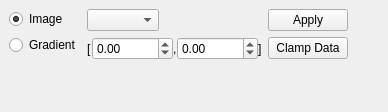
Qt form docks/normdock.ui (gerbilvis/gerbil) before a commit.
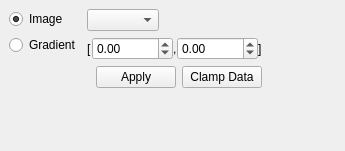
The same form after that commit. Icons and pictures are not drawn.

What changed in the file:
```diff
--- a/docks/normdock.ui
+++ b/docks/normdock.ui
@@ -6,8 +6,8 @@
    <rect>
     <x>0</x>
     <y>0</y>
-    <width>388</width>
-    <height>112</height>
+    <width>345</width>
+    <height>151</height>
    </rect>
   </property>
   <property name="windowTitle">
@@ -58,19 +58,6 @@
       </item>
      </layout>
     </item>
-    <item row="2" column="4">
-     <spacer name="horizontalSpacer_9">
-      <property name="orientation">
-       <enum>Qt::Horizontal</enum>
-      </property>
-      <property name="sizeHint" stdset="0">
-       <size>
-        <width>293</width>
-        <height>20</height>
-       </size>
-      </property>
-     </spacer>
-    </item>
     <item row="1" column="3" rowspan="2">
      <layout class="QGridLayout" name="gridLayout_2">
       <item row="0" column="2">
@@ -100,29 +87,6 @@
         </item>
        </layout>
       </item>
-      <item row="1" column="3">
-       <widget class="QPushButton" name="normClampButton">
-        <property name="enabled">
-         <bool>true</bool>
-        </property>
-        <property name="toolTip">
-         <string>enforce given range</string>
-        </property>
-        <property name="text">
-         <string>Clamp Data</string>
-        </property>
-       </widget>
-      </item>
-      <item row="0" column="3">
-       <widget class="QPushButton" name="normApplyButton">
-        <property name="toolTip">
-         <string>use given range for display</string>
-        </property>
-        <property name="text">
-         <string>Apply</string>
-        </property>
-       </widget>
-      </item>
       <item row="1" column="4">
        <spacer name="horizontalSpacer_7">
         <property name="orientation">
@@ -190,7 +154,7 @@
         </item>
        </layout>
       </item>
-      <item row="2" column="2">
+      <item row="8" column="2">
        <spacer name="verticalSpacer_3">
         <property name="orientation">
          <enum>Qt::Vertical</enum>
@@ -203,6 +167,49 @@
         </property>
        </spacer>
       </item>
+      <item row="4" column="2">
+       <layout class="QHBoxLayout" name="horizontalLayout">
+        <item>
+         <spacer name="horizontalSpacer">
+          <property name="orientation">
+           <enum>Qt::Horizontal</enum>
+          </property>
+          <property name="sizeHint" stdset="0">
+           <size>
+            <width>0</width>
+            <height>0</height>
+           </size>
+          </property>
+         </spacer>
+        </item>
+        <item>
+         <widget class="QPushButton" name="normApplyButton">
+          <property name="toolTip">
+           <string>use given range for display</string>
+          </property>
+          <property name="text">
+           <string>Apply</string>
+          </property>
+          <property name="icon">
+           <iconset theme="dialog-apply"/>
+          </property>
+         </widget>
+        </item>
+        <item>
+         <widget class="QPushButton" name="normClampButton">
+          <property name="enabled">
+           <bool>true</bool>
+          </property>
+          <property name="toolTip">
+           <string>enforce given range</string>
+          </property>
+          <property name="text">
+           <string>Clamp Data</string>
+          </property>
+         </widget>
+        </item>
+       </layout>
+      </item>
      </layout>
     </item>
    </layout>
```
Left out of the diff: 18 changed lines with no effect on the pictures.
